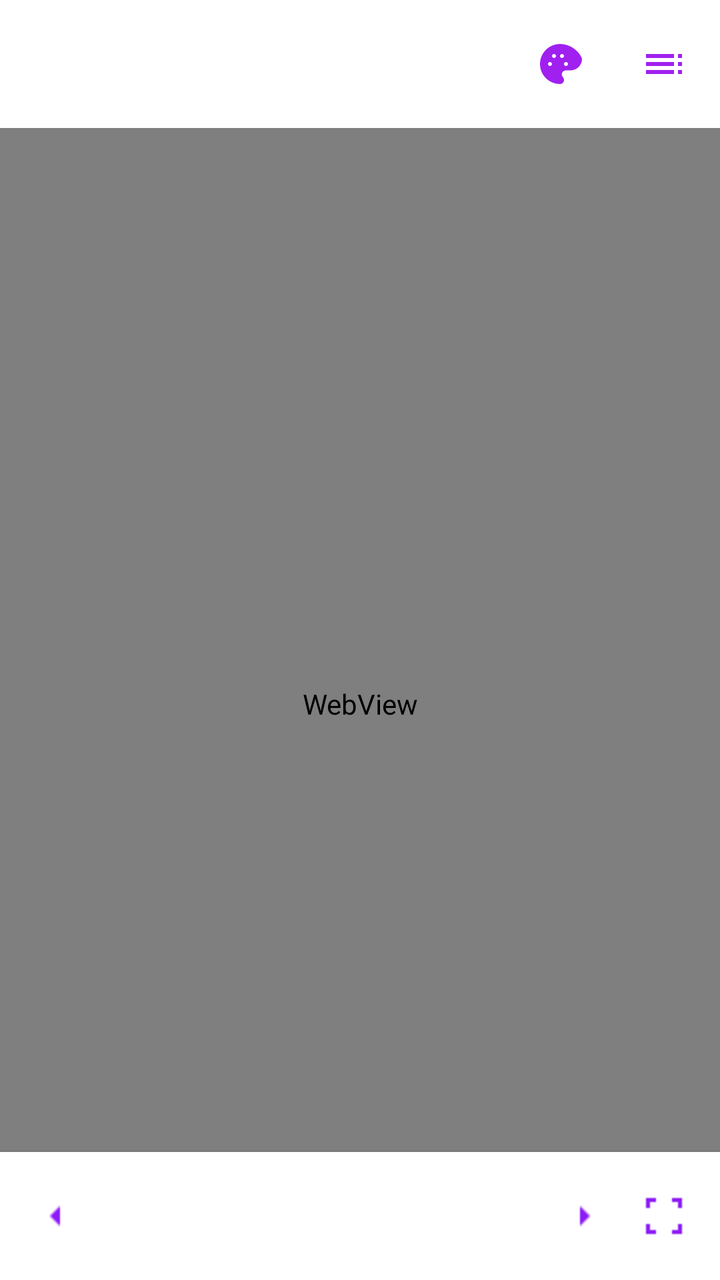
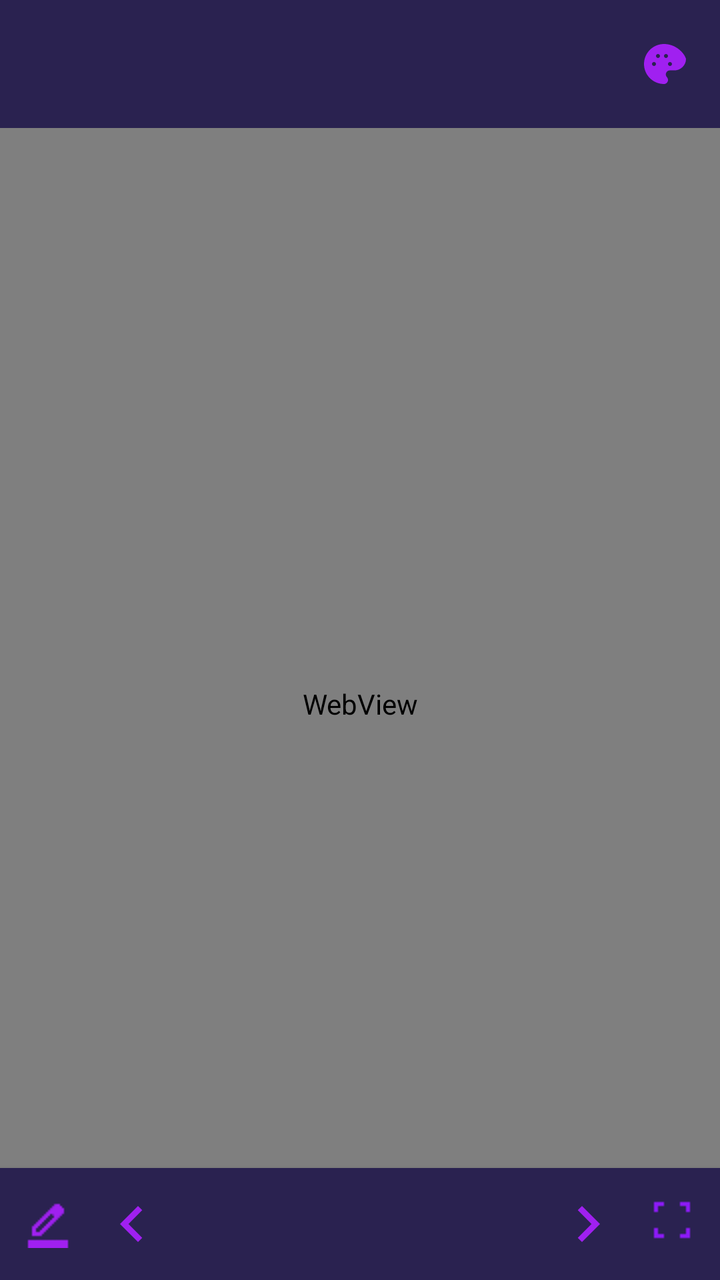

An Android layout rendered at two revisions. The XML below is the earlier revision; the diff shows what the commit changed to produce the second picture.
<!-- AndroidManifest.xml: application theme Theme.EpubReader -->
<!-- res/layout/activity_reader.xml -->
<?xml version="1.0" encoding="utf-8"?>
<LinearLayout
    xmlns:android="http://schemas.android.com/apk/res/android"
    android:layout_width="match_parent"
    android:layout_height="match_parent"
    android:orientation="vertical">

    <com.google.android.material.appbar.MaterialToolbar
        android:id="@+id/toolbar"
        android:layout_width="match_parent"
        android:layout_height="?attr/actionBarSize"
        android:background="?attr/colorSurface">

        <ImageButton
            android:id="@+id/btnIndex"
            android:layout_width="48dp"
            android:layout_height="48dp"
            android:layout_gravity="end"
            android:layout_marginEnd="4dp"
            android:background="?attr/selectableItemBackgroundBorderless"
            android:src="@drawable/ic_index"
            android:contentDescription="Índice"/>

        <ImageButton
            android:id="@+id/btnTheme"
            android:layout_width="48dp"
            android:layout_height="48dp"
            android:layout_gravity="end"
            android:layout_marginEnd="4dp"
            android:background="?attr/selectableItemBackgroundBorderless"
            android:src="@drawable/ic_palette"
            android:contentDescription="Tema"/>

    </com.google.android.material.appbar.MaterialToolbar>

    <FrameLayout
        android:layout_width="match_parent"
        android:layout_height="0dp"
        android:layout_weight="1">

        <WebView
            android:id="@+id/webView"
            android:layout_width="match_parent"
            android:layout_height="match_parent"/>

        <RelativeLayout
            android:id="@+id/navBar"
            android:layout_width="match_parent"
            android:layout_height="64dp"
            android:layout_gravity="bottom"
            android:background="?attr/colorSurface"
            android:elevation="4dp"
            android:paddingStart="12dp"
            android:paddingEnd="12dp">

            <ImageButton
                android:id="@+id/btnPrevChapter"
                android:layout_width="32dp"
                android:layout_height="32dp"
                android:layout_centerVertical="true"
                android:layout_alignParentStart="true"
                android:background="?attr/selectableItemBackgroundBorderless"
                android:scaleType="centerInside"
                android:src="@drawable/arrow_left"
                android:contentDescription="Anterior"/>

            <LinearLayout
                android:id="@+id/centerInfo"
                android:layout_width="wrap_content"
                android:layout_height="wrap_content"
                android:layout_centerInParent="true"
                android:orientation="vertical"
                android:gravity="center">

                  <TextView
                    android:id="@+id/tvChapterInfo"
                    android:layout_width="wrap_content"
                    android:layout_height="wrap_content"
                    android:textSize="12sp"
                    android:textStyle="bold"/>

            </LinearLayout>

            <LinearLayout
                android:layout_width="wrap_content"
                android:layout_height="wrap_content"
                android:layout_alignParentEnd="true"
                android:layout_centerVertical="true"
                android:orientation="horizontal">

                <ImageButton
                    android:id="@+id/btnNextChapter"
                    android:layout_width="32dp"
                    android:layout_height="32dp"
                    android:layout_marginEnd="8dp"
                    android:background="?attr/selectableItemBackgroundBorderless"
                    android:scaleType="centerInside"
                    android:src="@drawable/arrow_right"
                    android:contentDescription="Próximo"/>

                <ImageButton
                    android:id="@+id/btnFullscreen"
                    android:layout_width="32dp"
                    android:layout_height="32dp"
                    android:background="?attr/selectableItemBackgroundBorderless"
                    android:scaleType="centerInside"
                    android:src="@drawable/fullscreen"
                    android:contentDescription="Tela cheia"/>

            </LinearLayout>

        </RelativeLayout>

    </FrameLayout>

</LinearLayout>
<!-- resources referenced by this layout -->
<resources>
  <!-- drawable arrow_left: png bitmap (drawable, 169 bytes) -->
  <!-- drawable arrow_right: png bitmap (drawable, 164 bytes) -->
  <!-- drawable fullscreen: png bitmap (drawable, 164 bytes) -->
  <!-- drawable ic_index (drawable) -->
  <?xml version="1.0" encoding="utf-8"?>
  <vector xmlns:android="http://schemas.android.com/apk/res/android"
      android:width="24dp"
      android:height="24dp"
      android:viewportWidth="24"
      android:viewportHeight="24">
      <path
          android:fillColor="#A020F0"
          android:pathData="M3,9H17V7H3V9ZM3,13H17V11H3V13ZM3,17H17V15H3V17ZM19,17H21V15H19V17ZM19,7V9H21V7H19ZM19,13H21V11H19V13Z"/>
  </vector>
  <!-- drawable ic_palette (drawable) -->
  <?xml version="1.0" encoding="utf-8"?>
  <vector xmlns:android="http://schemas.android.com/apk/res/android"
      android:width="24dp"
      android:height="24dp"
      android:viewportWidth="24"
      android:viewportHeight="24">
      <path
          android:fillColor="#A020F0"
          android:pathData="M12,2C6.48,2 2,6.48 2,12s4.48,10 10,10c1.1,0 2-0.9 2-2 0-0.55-0.21-1.05-0.55-1.42 -0.32-0.37-0.53-0.86-0.53-1.38 0-1.1 0.9-2 2-2h2.36c3.09,0 5.72-2.63 5.72-5.72C22,6.05 17.52,2 12,2zM7,13c-0.55,0 -1-0.45 -1-1s0.45-1 1-1 1,0.45 1,1 -0.45,1 -1,1zM9,9C8.45,9 8,8.55 8,8s0.45-1 1-1 1,0.45 1,1 -0.45,1 -1,1zM13,9c-0.55,0 -1-0.45 -1-1s0.45-1 1-1 1,0.45 1,1 -0.45,1 -1,1zM15,13c-0.55,0 -1-0.45 -1-1s0.45-1 1-1 1,0.45 1,1 -0.45,1 -1,1z"/>
  </vector>
  <style name="Theme.EpubReader" parent="Theme.Material3.DayNight.NoActionBar">
  
          
          <item name="colorPrimary">@color/purple_500</item>
          <item name="colorOnPrimary">@color/white</item>
          <item name="colorPrimaryContainer">@color/purple_100</item>
          <item name="colorOnPrimaryContainer">@color/purple_900</item>
  
          <item name="colorSecondary">@color/teal_200</item>
          <item name="colorOnSecondary">@color/black</item>
          <item name="colorSecondaryContainer">@color/teal_100</item>
          <item name="colorOnSecondaryContainer">@color/teal_900</item>
  
          
          <item name="colorSurface">@color/white</item>
          <item name="colorOnSurface">@color/gray_900</item>
          <item name="colorSurfaceVariant">@color/gray_100</item>
          <item name="colorOnSurfaceVariant">@color/gray_700</item>
  
          
          <item name="android:colorBackground">@color/gray_50</item>
          <item name="colorOnBackground">@color/gray_900</item>
  
          
          <item name="android:statusBarColor">?attr/colorSurface</item>
          <item name="android:navigationBarColor">?attr/colorSurface</item>
          <item name="android:windowLightStatusBar">true</item>
  
          
          <item name="textAppearanceBodyLarge">@style/TextAppearance.EpubReader.BodyLarge</item>
      </style>
  <color name="purple_500">#9C27B0</color>
  <color name="white">#FFFFFF</color>
  <color name="purple_100">#EDE7F6</color>
  <color name="purple_900">#4A148C</color>
  <color name="teal_200">#80CBC4</color>
  <color name="black">#000000</color>
  <color name="teal_100">#E0F2F1</color>
  <color name="teal_900">#004D40</color>
  <color name="gray_900">#212121</color>
  <color name="gray_100">#F5F5F5</color>
  <color name="gray_700">#616161</color>
  <color name="gray_50">#FAFAFA</color>
  <style name="TextAppearance.EpubReader.BodyLarge" parent="TextAppearance.Material3.BodyLarge">
          <item name="android:textSize">16sp</item>
      </style>
</resources>

<!-- the commit's change to res/layout/activity_reader.xml (unified diff, before → after) -->
@@ -12,16 +12,6 @@
         android:background="?attr/colorSurface">
 
         <ImageButton
-            android:id="@+id/btnIndex"
-            android:layout_width="48dp"
-            android:layout_height="48dp"
-            android:layout_gravity="end"
-            android:layout_marginEnd="4dp"
-            android:background="?attr/selectableItemBackgroundBorderless"
-            android:src="@drawable/ic_index"
-            android:contentDescription="Índice"/>
-
-        <ImageButton
             android:id="@+id/btnTheme"
             android:layout_width="48dp"
             android:layout_height="48dp"
@@ -32,6 +22,8 @@
             android:contentDescription="Tema"/>
 
     </com.google.android.material.appbar.MaterialToolbar>
+
+
 
     <FrameLayout
         android:layout_width="match_parent"
@@ -46,42 +38,61 @@
         <RelativeLayout
             android:id="@+id/navBar"
             android:layout_width="match_parent"
-            android:layout_height="64dp"
+            android:layout_height="56dp"
             android:layout_gravity="bottom"
             android:background="?attr/colorSurface"
             android:elevation="4dp"
-            android:paddingStart="12dp"
-            android:paddingEnd="12dp">
+            android:paddingStart="4dp"
+            android:paddingEnd="4dp">
 
+            
+            <ImageButton
+                android:id="@+id/btnHighlight"
+                android:layout_width="40dp"
+                android:layout_height="40dp"
+                android:layout_alignParentStart="true"
+                android:layout_centerVertical="true"
+                android:background="?attr/selectableItemBackgroundBorderless"
+                android:scaleType="centerInside"
+                android:src="@drawable/border"
+                android:contentDescription="Marcações"/>
+
+            
             <ImageButton
                 android:id="@+id/btnPrevChapter"
-                android:layout_width="32dp"
-                android:layout_height="32dp"
+                android:layout_width="44dp"
+                android:layout_height="44dp"
                 android:layout_centerVertical="true"
-                android:layout_alignParentStart="true"
+                android:layout_toEndOf="@id/btnHighlight"
                 android:background="?attr/selectableItemBackgroundBorderless"
                 android:scaleType="centerInside"
-                android:src="@drawable/arrow_left"
+                android:src="@drawable/ic_arrow_left"
                 android:contentDescription="Anterior"/>
 
+            
             <LinearLayout
                 android:id="@+id/centerInfo"
-                android:layout_width="wrap_content"
+                android:layout_width="match_parent"
                 android:layout_height="wrap_content"
                 android:layout_centerInParent="true"
+                android:layout_toEndOf="@id/btnPrevChapter"
+                android:layout_toStartOf="@+id/rightButtons"
                 android:orientation="vertical"
                 android:gravity="center">
 
-                  <TextView
+                <TextView
                     android:id="@+id/tvChapterInfo"
-                    android:layout_width="wrap_content"
+                    android:layout_width="match_parent"
                     android:layout_height="wrap_content"
-                    android:textSize="12sp"
+                    android:gravity="center"
+                    android:textSize="15sp"
                     android:textStyle="bold"/>
 
             </LinearLayout>
 
+            
             <LinearLayout
+                android:id="@+id/rightButtons"
                 android:layout_width="wrap_content"
                 android:layout_height="wrap_content"
                 android:layout_alignParentEnd="true"
@@ -90,18 +101,17 @@
 
                 <ImageButton
                     android:id="@+id/btnNextChapter"
-                    android:layout_width="32dp"
-                    android:layout_height="32dp"
-                    android:layout_marginEnd="8dp"
+                    android:layout_width="44dp"
+                    android:layout_height="44dp"
                     android:background="?attr/selectableItemBackgroundBorderless"
                     android:scaleType="centerInside"
-                    android:src="@drawable/arrow_right"
+                    android:src="@drawable/ic_arrow_right"
                     android:contentDescription="Próximo"/>
 
                 <ImageButton
                     android:id="@+id/btnFullscreen"
-                    android:layout_width="32dp"
-                    android:layout_height="32dp"
+                    android:layout_width="40dp"
+                    android:layout_height="40dp"
                     android:background="?attr/selectableItemBackgroundBorderless"
                     android:scaleType="centerInside"
                     android:src="@drawable/fullscreen"
<!-- resource entries referenced after the edit -->
@@ -1,18 +1,28 @@
 <!-- resources referenced by this layout -->
 <resources>
-  <!-- drawable arrow_left: png bitmap (drawable, 169 bytes) -->
-  <!-- drawable arrow_right: png bitmap (drawable, 164 bytes) -->
+  <!-- drawable border: png bitmap (drawable, 397 bytes) -->
   <!-- drawable fullscreen: png bitmap (drawable, 164 bytes) -->
-  <!-- drawable ic_index (drawable) -->
+  <!-- drawable ic_arrow_left (drawable) -->
   <?xml version="1.0" encoding="utf-8"?>
   <vector xmlns:android="http://schemas.android.com/apk/res/android"
-      android:width="24dp"
-      android:height="24dp"
+      android:width="36dp"
+      android:height="36dp"
       android:viewportWidth="24"
       android:viewportHeight="24">
       <path
           android:fillColor="#A020F0"
-          android:pathData="M3,9H17V7H3V9ZM3,13H17V11H3V13ZM3,17H17V15H3V17ZM19,17H21V15H19V17ZM19,7V9H21V7H19ZM19,13H21V11H19V13Z"/>
+          android:pathData="M15.41,16.59L10.83,12l4.58-4.59L14,6l-6,6 6,6z"/>
+  </vector>
+  <!-- drawable ic_arrow_right (drawable) -->
+  <?xml version="1.0" encoding="utf-8"?>
+  <vector xmlns:android="http://schemas.android.com/apk/res/android"
+      android:width="36dp"
+      android:height="36dp"
+      android:viewportWidth="24"
+      android:viewportHeight="24">
+      <path
+          android:fillColor="#A020F0"
+          android:pathData="M8.59,16.59L13.17,12 8.59,7.41 10,6l6,6-6,6z"/>
   </vector>
   <!-- drawable ic_palette (drawable) -->
   <?xml version="1.0" encoding="utf-8"?>
@@ -25,51 +35,29 @@
           android:fillColor="#A020F0"
           android:pathData="M12,2C6.48,2 2,6.48 2,12s4.48,10 10,10c1.1,0 2-0.9 2-2 0-0.55-0.21-1.05-0.55-1.42 -0.32-0.37-0.53-0.86-0.53-1.38 0-1.1 0.9-2 2-2h2.36c3.09,0 5.72-2.63 5.72-5.72C22,6.05 17.52,2 12,2zM7,13c-0.55,0 -1-0.45 -1-1s0.45-1 1-1 1,0.45 1,1 -0.45,1 -1,1zM9,9C8.45,9 8,8.55 8,8s0.45-1 1-1 1,0.45 1,1 -0.45,1 -1,1zM13,9c-0.55,0 -1-0.45 -1-1s0.45-1 1-1 1,0.45 1,1 -0.45,1 -1,1zM15,13c-0.55,0 -1-0.45 -1-1s0.45-1 1-1 1,0.45 1,1 -0.45,1 -1,1z"/>
   </vector>
-  <style name="Theme.EpubReader" parent="Theme.Material3.DayNight.NoActionBar">
-  
-          
-          <item name="colorPrimary">@color/purple_500</item>
+  <style name="Theme.EpubReader" parent="Theme.EpubReader.Dark" />
+  <style name="Theme.EpubReader.Dark" parent="Theme.Material3.DayNight.NoActionBar">
+          <item name="colorPrimary">@color/dark_primary</item>
           <item name="colorOnPrimary">@color/white</item>
-          <item name="colorPrimaryContainer">@color/purple_100</item>
-          <item name="colorOnPrimaryContainer">@color/purple_900</item>
-  
-          <item name="colorSecondary">@color/teal_200</item>
-          <item name="colorOnSecondary">@color/black</item>
-          <item name="colorSecondaryContainer">@color/teal_100</item>
-          <item name="colorOnSecondaryContainer">@color/teal_900</item>
-  
-          
-          <item name="colorSurface">@color/white</item>
-          <item name="colorOnSurface">@color/gray_900</item>
-          <item name="colorSurfaceVariant">@color/gray_100</item>
-          <item name="colorOnSurfaceVariant">@color/gray_700</item>
-  
-          
-          <item name="android:colorBackground">@color/gray_50</item>
-          <item name="colorOnBackground">@color/gray_900</item>
-  
-          
-          <item name="android:statusBarColor">?attr/colorSurface</item>
-          <item name="android:navigationBarColor">?attr/colorSurface</item>
-          <item name="android:windowLightStatusBar">true</item>
-  
-          
-          <item name="textAppearanceBodyLarge">@style/TextAppearance.EpubReader.BodyLarge</item>
+          <item name="colorPrimaryContainer">@color/dark_details</item>
+          <item name="colorOnPrimaryContainer">@color/dark_text</item>
+          <item name="colorSecondary">@color/dark_details</item>
+          <item name="colorOnSecondary">@color/dark_text</item>
+          <item name="colorSurface">@color/dark_toolbar</item>
+          <item name="colorOnSurface">@color/dark_text</item>
+          <item name="colorSurfaceVariant">@color/dark_toolbar</item>
+          <item name="colorOnSurfaceVariant">@color/dark_text</item>
+          <item name="android:colorBackground">@color/dark_background</item>
+          <item name="colorOnBackground">@color/dark_text</item>
+          <item name="android:statusBarColor">@color/dark_toolbar</item>
+          <item name="android:navigationBarColor">@color/dark_toolbar</item>
+          <item name="android:windowLightStatusBar">false</item>
       </style>
-  <color name="purple_500">#9C27B0</color>
+  <color name="dark_primary">#6B47CB</color>
   <color name="white">#FFFFFF</color>
-  <color name="purple_100">#EDE7F6</color>
-  <color name="purple_900">#4A148C</color>
-  <color name="teal_200">#80CBC4</color>
-  <color name="black">#000000</color>
-  <color name="teal_100">#E0F2F1</color>
-  <color name="teal_900">#004D40</color>
-  <color name="gray_900">#212121</color>
-  <color name="gray_100">#F5F5F5</color>
-  <color name="gray_700">#616161</color>
-  <color name="gray_50">#FAFAFA</color>
-  <style name="TextAppearance.EpubReader.BodyLarge" parent="TextAppearance.Material3.BodyLarge">
-          <item name="android:textSize">16sp</item>
-      </style>
+  <color name="dark_details">#C9990A</color>
+  <color name="dark_text">#F5F0E8</color>
+  <color name="dark_toolbar">#2A2250</color>
+  <color name="dark_background">#1C1C1E</color>
 </resources>
 
